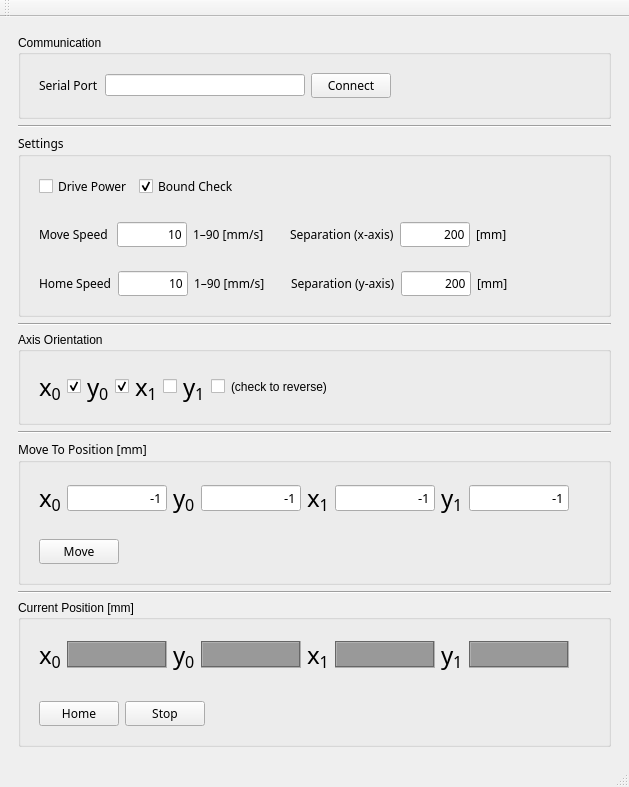
Old version of the form demo_gui/demo_gui/flyherder_gui.ui in the repository iorodeo/flyherder_device_software.
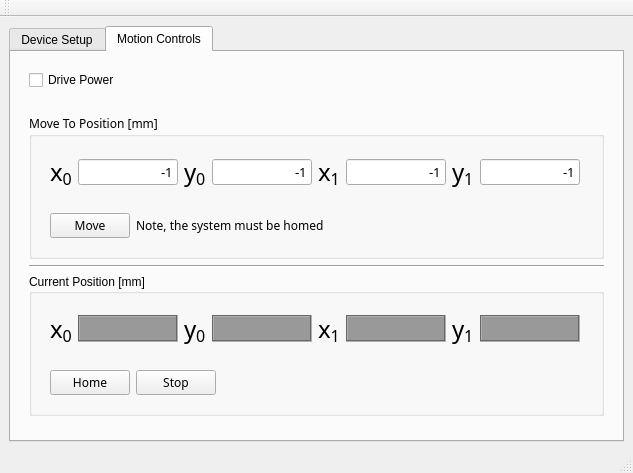
New version of the form. The open tabs and pages were chosen to show the change.

Patch:
```diff
--- a/demo_gui/demo_gui/flyherder_gui.ui
+++ b/demo_gui/demo_gui/flyherder_gui.ui
@@ -9,8 +9,8 @@
    <rect>
     <x>0</x>
     <y>0</y>
-    <width>629</width>
-    <height>764</height>
+    <width>633</width>
+    <height>473</height>
    </rect>
   </property>
   <property name="sizePolicy">
@@ -23,7 +23,17 @@
    <string>FlyHerder Demo GUI v1.0</string>
   </property>
   <widget class="QWidget" name="centralwidget">
-   <layout class="QHBoxLayout" name="horizontalLayout_4">
+   <layout class="QVBoxLayout" name="verticalLayout_9">
+    <item>
+     <widget class="QTabWidget" name="tabWidget">
+      <property name="currentIndex">
+       <number>0</number>
+      </property>
+      <widget class="QWidget" name="setupTab">
+       <attribute name="title">
+        <string>Device Setup</string>
+       </attribute>
+       <layout class="QVBoxLayout" name="verticalLayout_2">
     <item>
      <widget class="QWidget" name="widget_9" native="true">
       <property name="sizePolicy">
@@ -131,25 +141,12 @@
           </font>
          </property>
          <property name="title">
-          <string>Settings</string>
+              <string>Parameters</string>
          </property>
          <layout class="QVBoxLayout" name="verticalLayout_3">
           <item>
            <widget class="QWidget" name="widget_2" native="true">
             <layout class="QHBoxLayout" name="horizontalLayout_10">
-             <item>
-              <widget class="QCheckBox" name="pwrCheckBox">
-               <property name="enabled">
-                <bool>true</bool>
-               </property>
-               <property name="text">
-                <string>Drive Power</string>
-               </property>
-               <property name="checked">
-                <bool>false</bool>
-               </property>
-              </widget>
-             </item>
              <item>
               <widget class="QCheckBox" name="boundsCheckBox">
                <property name="sizePolicy">
@@ -522,22 +519,6 @@
             </layout>
            </widget>
           </item>
-         </layout>
-        </widget>
-       </item>
-       <item>
-        <widget class="Line" name="line_2">
-         <property name="orientation">
-          <enum>Qt::Horizontal</enum>
-         </property>
-        </widget>
-       </item>
-       <item>
-        <widget class="QGroupBox" name="orientGroupBox">
-         <property name="title">
-          <string>Axis Orientation</string>
-         </property>
-         <layout class="QVBoxLayout" name="verticalLayout_2">
           <item>
            <widget class="QWidget" name="stepsWidget_6" native="true">
             <property name="sizePolicy">
@@ -547,6 +528,29 @@
              </sizepolicy>
             </property>
             <layout class="QHBoxLayout" name="horizontalLayout_3">
+                 <item>
+                  <widget class="QLabel" name="label_8">
+                   <property name="text">
+                    <string>Axis Orientation (check to reverse) </string>
+                   </property>
+                  </widget>
+                 </item>
+                 <item>
+                  <spacer name="horizontalSpacer_8">
+                   <property name="orientation">
+                    <enum>Qt::Horizontal</enum>
+                   </property>
+                   <property name="sizeType">
+                    <enum>QSizePolicy::Fixed</enum>
+                   </property>
+                   <property name="sizeHint" stdset="0">
+                    <size>
+                     <width>15</width>
+                     <height>20</height>
+                    </size>
+                   </property>
+                  </spacer>
+                 </item>
              <item>
               <widget class="QLabel" name="label_34">
                <property name="font">
@@ -696,13 +700,6 @@
                </property>
               </widget>
              </item>
-             <item>
-              <widget class="QLabel" name="label_12">
-               <property name="text">
-                <string>(check to reverse) </string>
-               </property>
-              </widget>
-             </item>
              <item>
               <spacer name="horizontalSpacer_16">
                <property name="orientation">
@@ -733,12 +730,63 @@
         </widget>
        </item>
        <item>
-        <widget class="Line" name="line_3">
+            <spacer name="verticalSpacer">
+             <property name="orientation">
+              <enum>Qt::Vertical</enum>
+             </property>
+             <property name="sizeHint" stdset="0">
+              <size>
+               <width>20</width>
+               <height>10</height>
+              </size>
+             </property>
+            </spacer>
+           </item>
+          </layout>
+         </widget>
+        </item>
+       </layout>
+      </widget>
+      <widget class="QWidget" name="controlTab">
+       <attribute name="title">
+        <string>Motion Controls</string>
+       </attribute>
+       <layout class="QVBoxLayout" name="verticalLayout_8">
+        <item>
+         <widget class="QWidget" name="widget_7" native="true">
+          <layout class="QHBoxLayout" name="horizontalLayout">
+           <item>
+            <widget class="QCheckBox" name="pwrCheckBox">
+             <property name="enabled">
+              <bool>true</bool>
+             </property>
+             <property name="text">
+              <string>Drive Power</string>
+             </property>
+             <property name="checked">
+              <bool>false</bool>
+             </property>
+            </widget>
+           </item>
+           <item>
+            <spacer name="horizontalSpacer_7">
          <property name="orientation">
           <enum>Qt::Horizontal</enum>
          </property>
-        </widget>
-       </item>
+             <property name="sizeHint" stdset="0">
+              <size>
+               <width>457</width>
+               <height>20</height>
+              </size>
+             </property>
+            </spacer>
+           </item>
+          </layout>
+         </widget>
+        </item>
+        <item>
+         <widget class="QWidget" name="widget_6" native="true">
+          <layout class="QVBoxLayout" name="verticalLayout_7">
        <item>
         <widget class="QGroupBox" name="moveGroupBox">
          <property name="sizePolicy">
@@ -1038,6 +1086,13 @@
                </property>
               </widget>
              </item>
+                 <item>
+                  <widget class="QLabel" name="label_9">
+                   <property name="text">
+                    <string>Note, the system must be homed </string>
+                   </property>
+                  </widget>
+                 </item>
              <item>
               <spacer name="horizontalSpacer_21">
                <property name="orientation">
@@ -1058,7 +1113,7 @@
         </widget>
        </item>
        <item>
-        <widget class="Line" name="line_4">
+            <widget class="Line" name="line_3">
          <property name="orientation">
           <enum>Qt::Horizontal</enum>
          </property>
@@ -1367,22 +1422,6 @@
             </layout>
            </widget>
           </item>
-          <item>
-           <spacer name="verticalSpacer_2">
-            <property name="orientation">
-             <enum>Qt::Vertical</enum>
-            </property>
-            <property name="sizeType">
-             <enum>QSizePolicy::Fixed</enum>
-            </property>
-            <property name="sizeHint" stdset="0">
-             <size>
-              <width>5</width>
-              <height>5</height>
-             </size>
-            </property>
-           </spacer>
-          </item>
           <item>
            <widget class="QWidget" name="widget_5" native="true">
             <layout class="QHBoxLayout" name="horizontalLayout_12">
@@ -1443,6 +1482,10 @@
         </spacer>
        </item>
       </layout>
+         </widget>
+        </item>
+       </layout>
+      </widget>
      </widget>
     </item>
    </layout>
```
Left out of the diff: 18 changed lines with no effect on the pictures. Lines whose indentation alone changed are shown as unchanged.
